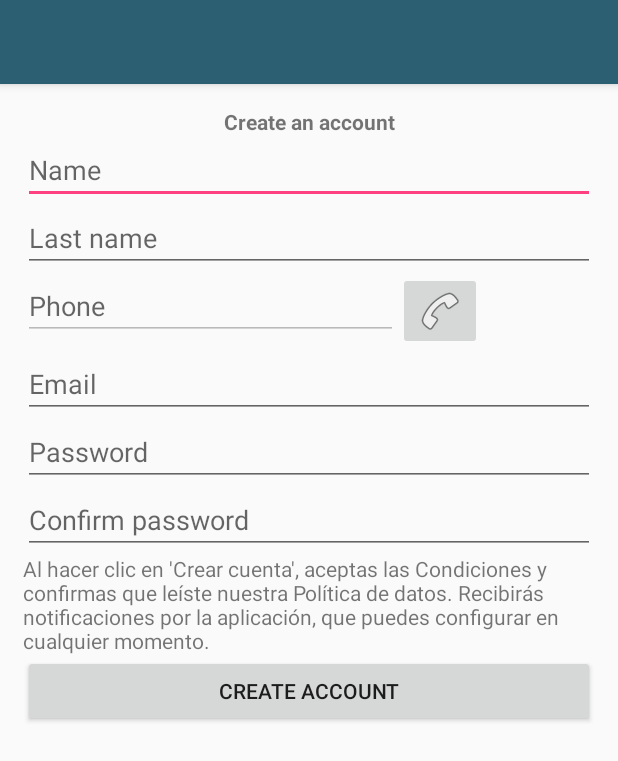
After one commit to cenidetiot/DrivingApp, an Android app: the CreateAccountActivity screen opened directly, with no data from a screen before it, on a phone screen of 412 x 824 dp. The commit adds this screen. Shown: the top 761 px of the screen. Run offline under Robolectric (Android 15) with nearby library versions, the phone set to English and light mode, and no system bars.

Commit message:
añadio vista de crear cuenta de usuario

```diff
--- a/app/src/main/AndroidManifest.xml
+++ b/app/src/main/AndroidManifest.xml
@@ -48,7 +48,8 @@
 
         <activity android:name=".activities.AlertMapDetailActivity" />
         <activity android:name=".activities.AlertHistoryActivity" />
-        <activity android:name=".activities.SendManualAlertsActivity"></activity>
+        <activity android:name=".activities.SendManualAlertsActivity" />
+        <activity android:name=".activities.CreateAccountActivity"></activity>
     </application>
 
 </manifest>
--- /dev/null
+++ b/app/src/main/java/mx/edu/cenidet/drivingapp/activities/CreateAccountActivity.java
@@ -0,0 +1,15 @@
+package mx.edu.cenidet.drivingapp.activities;
+
+import android.support.v7.app.AppCompatActivity;
+import android.os.Bundle;
+
+import mx.edu.cenidet.drivingapp.R;
+
+public class CreateAccountActivity extends AppCompatActivity {
+    //Crea una cuenta
+    @Override
+    protected void onCreate(Bundle savedInstanceState) {
+        super.onCreate(savedInstanceState);
+        setContentView(R.layout.activity_create_account);
+    }
+}
--- a/app/src/main/java/mx/edu/cenidet/drivingapp/activities/LoginActivity.java
+++ b/app/src/main/java/mx/edu/cenidet/drivingapp/activities/LoginActivity.java
@@ -45,6 +45,7 @@ public class LoginActivity extends AppCompatActivity implements View.OnClickList
     private EditText etLoginEmail;
     private EditText etLoginPassword;
     private Button btnLogin;
+    private Button btnSignUp;
     private ApplicationPreferences appPreferences;
     private UserController userController;
     private String email;
@@ -67,7 +68,6 @@ public class LoginActivity extends AppCompatActivity implements View.OnClickList
         bindUI();
         userController = new UserController(getApplicationContext(), this);
        // setCredentialsIfExist();
-        btnLogin.setOnClickListener(this);
 
         //Comprobando la version de Android...
         if (Build.VERSION.SDK_INT >= Build.VERSION_CODES.M) {
@@ -115,6 +115,9 @@ public class LoginActivity extends AppCompatActivity implements View.OnClickList
         etLoginEmail = (EditText) findViewById(R.id.etLoginEmail);
         etLoginPassword = (EditText) findViewById(R.id.etLoginPassword);
         btnLogin = (Button) findViewById(R.id.btnLogin);
+        btnLogin.setOnClickListener(this);
+        btnSignUp = (Button) findViewById(R.id.btnSignUp);
+        btnSignUp.setOnClickListener(this);
     }
 
     private boolean login(String email, String password){
@@ -156,6 +159,10 @@ public class LoginActivity extends AppCompatActivity implements View.OnClickList
                 if(login(email, password)){
                     userController.logInUser(email, password);
                 }
+                break;
+            case R.id.btnSignUp:
+                Intent intentCreateAccount = new Intent(LoginActivity.this, CreateAccountActivity.class);
+                startActivity(intentCreateAccount);
                 break;
         }
     }
--- a/app/src/main/java/mx/edu/cenidet/drivingapp/activities/SplashActivity.java
+++ b/app/src/main/java/mx/edu/cenidet/drivingapp/activities/SplashActivity.java
@@ -172,7 +172,7 @@ public class SplashActivity extends AppCompatActivity implements DeviceTokenCont
                         zone.getRefBuildingType().setValue(object.getString("refBuildingType"));
                         zone.getName().setValue(object.getString("name"));
                         zone.getAddress().setValue(object.getString("address"));
-                        zone.getCategory().setValue(""+object.getJSONArray("category"));
+                        zone.getCategory().setValue(""+object.getString("category"));
                         zone.getLocation().setValue(""+object.getJSONArray("location"));
                         zone.getCenterPoint().setValue(""+object.getJSONArray("centerPoint"));
                         zone.getDescription().setValue(object.getString("description"));
--- a/app/src/main/java/mx/edu/cenidet/drivingapp/fragments/ZoneFragment.java
+++ b/app/src/main/java/mx/edu/cenidet/drivingapp/fragments/ZoneFragment.java
@@ -84,7 +84,7 @@ public class ZoneFragment extends Fragment implements OnMapReadyCallback, SendDa
     @Override
     public void onMapReady(GoogleMap googleMap) {
         gMap = googleMap;
-        if (ActivityCompat.checkSelfPermission(getContext(), Manifest.permission.ACCESS_FINE_LOCATION) != PackageManager.PERMISSION_GRANTED && ActivityCompat.checkSelfPermission(getContext(), Manifest.permission.ACCESS_COARSE_LOCATION) != PackageManager.PERMISSION_GRANTED) {
+        if (ActivityCompat.checkSelfPermission(context, Manifest.permission.ACCESS_FINE_LOCATION) != PackageManager.PERMISSION_GRANTED && ActivityCompat.checkSelfPermission(getContext(), Manifest.permission.ACCESS_COARSE_LOCATION) != PackageManager.PERMISSION_GRANTED) {
             return;
         }
         gMap.setMyLocationEnabled(true);
--- a/app/src/main/java/mx/edu/cenidet/drivingapp/services/DeviceService.java
+++ b/app/src/main/java/mx/edu/cenidet/drivingapp/services/DeviceService.java
@@ -155,8 +155,8 @@ public class DeviceService extends Service implements DeviceController.DeviceRes
         if (ActivityCompat.checkSelfPermission(this, Manifest.permission.ACCESS_FINE_LOCATION) != PackageManager.PERMISSION_GRANTED && ActivityCompat.checkSelfPermission(this, Manifest.permission.ACCESS_COARSE_LOCATION) != PackageManager.PERMISSION_GRANTED) {
 
         }
-        locationManager.requestLocationUpdates(LocationManager.GPS_PROVIDER, 5000, 0, locationListenerGPS);
-        locationManager.requestLocationUpdates(LocationManager.NETWORK_PROVIDER, 3000, 0, locationListenerNetwork);
+        locationManager.requestLocationUpdates(LocationManager.GPS_PROVIDER, 2000, 0, locationListenerGPS);
+        locationManager.requestLocationUpdates(LocationManager.NETWORK_PROVIDER, 000, 0, locationListenerNetwork);
 
         //Sensor acelerometro y giroscopio
         mSensorManager = (SensorManager) getSystemService(Context.SENSOR_SERVICE);
--- /dev/null
+++ b/app/src/main/res/layout-land/activity_create_account.xml
@@ -0,0 +1,85 @@
+<?xml version="1.0" encoding="utf-8"?>
+<ScrollView xmlns:android="http://schemas.android.com/apk/res/android"
+    android:layout_width="match_parent"
+    android:layout_height="match_parent">
+
+    <LinearLayout
+        android:layout_width="match_parent"
+        android:layout_height="match_parent"
+        android:orientation="vertical">
+
+        <include
+            android:id="@+id/toolbar"
+            layout="@layout/toolbar"/>
+        <LinearLayout
+            android:layout_width="match_parent"
+            android:layout_height="wrap_content"
+            android:orientation="vertical"
+            android:padding="15dp">
+            <TextView
+                android:gravity="center_horizontal"
+                android:layout_width="match_parent"
+                android:layout_height="wrap_content"
+                android:text="@string/message_title_create_account"
+                android:textStyle="bold"/>
+            <EditText
+                android:id="@+id/etFirstName"
+                android:layout_width="match_parent"
+                android:layout_height="wrap_content"
+                android:hint="@string/name"
+                android:inputType="text" />
+            <EditText
+                android:id="@+id/etLastName"
+                android:layout_width="match_parent"
+                android:layout_height="wrap_content"
+                android:hint="@string/last_name"
+                android:inputType="text" />
+            <LinearLayout
+                android:layout_width="wrap_content"
+                android:layout_height="wrap_content"
+                android:orientation="horizontal">
+                <EditText
+                    android:id="@+id/etPhone"
+                    android:layout_width="250dp"
+                    android:layout_height="wrap_content"
+                    android:hint="@string/phone"
+                    android:enabled="false"
+                    android:inputType="phone" />
+                <ImageButton
+                    android:id="@+id/btnPhone"
+                    android:layout_width="match_parent"
+                    android:layout_height="wrap_content"
+                    android:src="@android:drawable/ic_menu_call"/>
+            </LinearLayout>
+            <EditText
+                android:id="@+id/etEmail"
+                android:layout_width="match_parent"
+                android:layout_height="wrap_content"
+                android:hint="@string/email"
+                android:inputType="text" />
+            <EditText
+                android:id="@+id/etPassword"
+                android:layout_width="match_parent"
+                android:layout_height="wrap_content"
+                android:hint="@string/password"
+                android:inputType="text" />
+            <EditText
+                android:id="@+id/etConfirmPassword"
+                android:layout_width="match_parent"
+                android:layout_height="wrap_content"
+                android:hint="@string/confirm_password"
+                android:inputType="textPassword" />
+
+            <TextView
+                android:layout_width="match_parent"
+                android:layout_height="match_parent"
+                android:text="Al hacer clic en 'Crear cuenta', aceptas las Condiciones y confirmas que leíste nuestra Política de datos. Recibirás notificaciones por la aplicación, que puedes configurar en cualquier momento."/>
+            <Button
+                android:id="@+id/btnCreateAccount"
+                android:layout_width="match_parent"
+                android:layout_height="match_parent"
+                android:text="@string/message_btn_create_account"/>
+        </LinearLayout>
+    </LinearLayout>
+
+</ScrollView>
--- a/app/src/main/res/layout-land/activity_login.xml
+++ b/app/src/main/res/layout-land/activity_login.xml
@@ -64,12 +64,20 @@ android:layout_height="match_parent"-->
                     android:textColor="#FFF"
                     android:background="#B40404"
                     android:text="@string/log_in" />
+                <Button
+                    android:id="@+id/btnSignUp"
+                    android:layout_marginTop="15dp"
+                    android:layout_width="match_parent"
+                    android:layout_height="wrap_content"
+                    android:textColor="#FFFFFF"
+                    android:background="#3498db"
+                    android:text="@string/message_btn_sign_up"/>
 
                 <ImageView
                     android:layout_gravity="center_horizontal"
                     android:layout_width="match_parent"
                     android:layout_height="50dp"
-                    android:layout_marginTop="50dp"
+                    android:layout_marginTop="30dp"
                     android:src="@drawable/logo_smartsdk"/>
             </LinearLayout>
         </LinearLayout>
--- /dev/null
+++ b/app/src/main/res/layout/activity_create_account.xml
@@ -0,0 +1,88 @@
+<?xml version="1.0" encoding="utf-8"?>
+<ScrollView xmlns:android="http://schemas.android.com/apk/res/android"
+    xmlns:app="http://schemas.android.com/apk/res-auto"
+    xmlns:tools="http://schemas.android.com/tools"
+    android:layout_width="match_parent"
+    android:layout_height="match_parent"
+    tools:context="mx.edu.cenidet.drivingapp.activities.CreateAccountActivity">
+
+    <LinearLayout
+        android:layout_width="match_parent"
+        android:layout_height="match_parent"
+        android:orientation="vertical">
+
+        <include
+            android:id="@+id/toolbar"
+            layout="@layout/toolbar"/>
+        <LinearLayout
+            android:layout_width="match_parent"
+            android:layout_height="wrap_content"
+            android:orientation="vertical"
+            android:padding="15dp">
+            <TextView
+                android:gravity="center_horizontal"
+                android:layout_width="match_parent"
+                android:layout_height="wrap_content"
+                android:text="@string/message_title_create_account"
+                android:textStyle="bold"/>
+            <EditText
+                android:id="@+id/etFirstName"
+                android:layout_width="match_parent"
+                android:layout_height="wrap_content"
+                android:hint="@string/name"
+                android:inputType="text" />
+            <EditText
+                android:id="@+id/etLastName"
+                android:layout_width="match_parent"
+                android:layout_height="wrap_content"
+                android:hint="@string/last_name"
+                android:inputType="text" />
+            <LinearLayout
+                android:layout_width="wrap_content"
+                android:layout_height="wrap_content"
+                android:orientation="horizontal">
+                <EditText
+                    android:id="@+id/etPhone"
+                    android:layout_width="250dp"
+                    android:layout_height="wrap_content"
+                    android:hint="@string/phone"
+                    android:enabled="false"
+                    android:inputType="phone" />
+                <ImageButton
+                    android:id="@+id/btnPhone"
+                    android:layout_width="match_parent"
+                    android:layout_height="wrap_content"
+                    android:src="@android:drawable/ic_menu_call"/>
+            </LinearLayout>
+            <EditText
+                android:id="@+id/etEmail"
+                android:layout_width="match_parent"
+                android:layout_height="wrap_content"
+                android:hint="@string/email"
+                android:inputType="textEmailAddress" />
+
+            <EditText
+                android:id="@+id/etPassword"
+                android:layout_width="match_parent"
+                android:layout_height="wrap_content"
+                android:hint="@string/password"
+                android:inputType="textPassword" />
+            <EditText
+                android:id="@+id/etConfirmPassword"
+                android:layout_width="match_parent"
+                android:layout_height="wrap_content"
+                android:hint="@string/confirm_password"
+                android:inputType="textPassword" />
+
+            <TextView
+                android:layout_width="match_parent"
+                android:layout_height="match_parent"
+                android:text="Al hacer clic en 'Crear cuenta', aceptas las Condiciones y confirmas que leíste nuestra Política de datos. Recibirás notificaciones por la aplicación, que puedes configurar en cualquier momento."/>
+            <Button
+                android:id="@+id/btnCreateAccount"
+                android:layout_width="match_parent"
+                android:layout_height="match_parent"
+                android:text="@string/message_btn_create_account"/>
+        </LinearLayout>
+    </LinearLayout>
+</ScrollView>
--- a/app/src/main/res/layout/activity_login.xml
+++ b/app/src/main/res/layout/activity_login.xml
@@ -55,15 +55,23 @@
                 android:id="@+id/btnLogin"
                 android:layout_width="match_parent"
                 android:layout_height="wrap_content"
-                android:textColor="#FFF"
+                android:textColor="#FFFFFF"
                 android:background="#B40404"
                 android:text="@string/log_in" />
+            <Button
+                android:id="@+id/btnSignUp"
+                android:layout_marginTop="15dp"
+                android:layout_width="match_parent"
+                android:layout_height="wrap_content"
+                android:textColor="#FFFFFF"
+                android:background="#3498db"
+                android:text="@string/message_btn_sign_up"/>
 
             <ImageView
                 android:layout_gravity="center_horizontal"
                 android:layout_width="match_parent"
                 android:layout_height="50dp"
-                android:layout_marginTop="120dp"
+                android:layout_marginTop="100dp"
                 android:src="@drawable/logo_smartsdk"/>
         </LinearLayout>
     </ScrollView>
--- a/app/src/main/res/values/strings.xml
+++ b/app/src/main/res/values/strings.xml
@@ -4,12 +4,15 @@
     <string name="password">Password</string>
     <string name="log_in">Login</string>
     <string name="name">Name</string>
-    <string name="last_name">Last Name</string>
+    <string name="last_name">Last name</string>
     <string name="sign_up">Sign up</string>
     <string name="email">Email</string>
     <string name="cancel">Cancel</string>
     <string name="confirm_password">Confirm password</string>
     <string name="remember_user">Remember user</string>
+    <string name="message_btn_create_account">Create Account</string>
+    <string name="message_title_create_account">Create an account</string>
+    <string name="message_btn_sign_up">Sign up</string>
 
     <!--Drawer and Tabs-->
     <string name="menu_home">Home</string>
@@ -80,7 +83,6 @@
     <string name="message_button_send_slide">Send Alert</string>
 
 
-
     <string name="next">NEXT</string>
     <string name="skip">SKIP</string>
     <string name="start">GOT IT</string>
```
Also changed, not shown: 1 other file.
